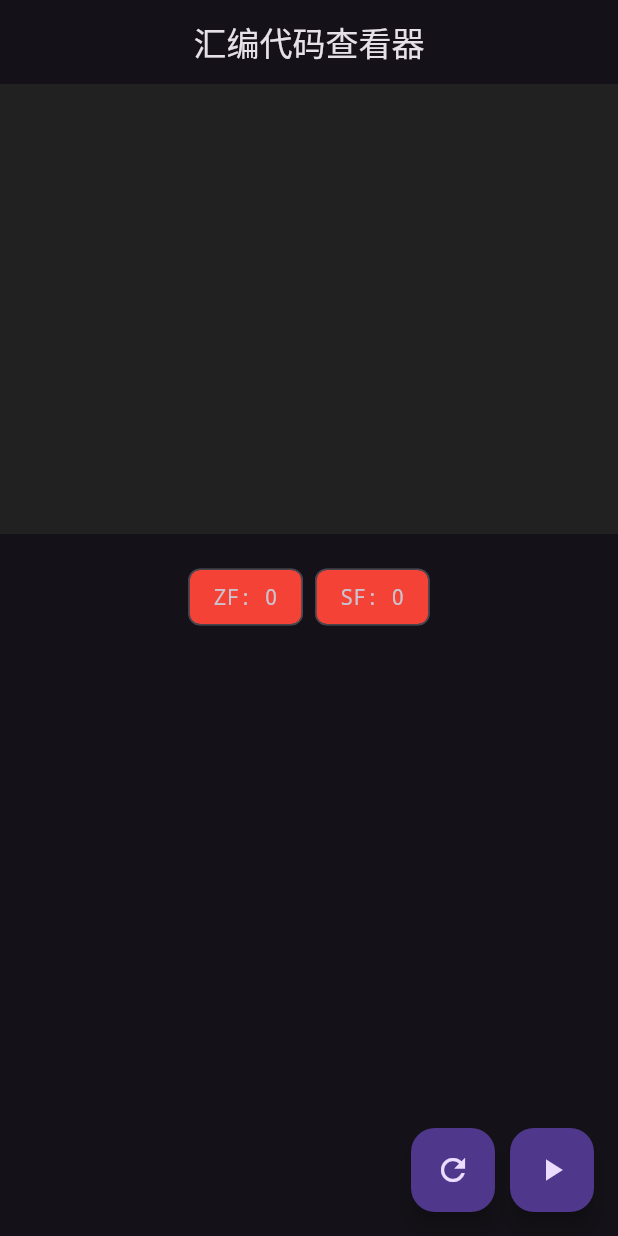
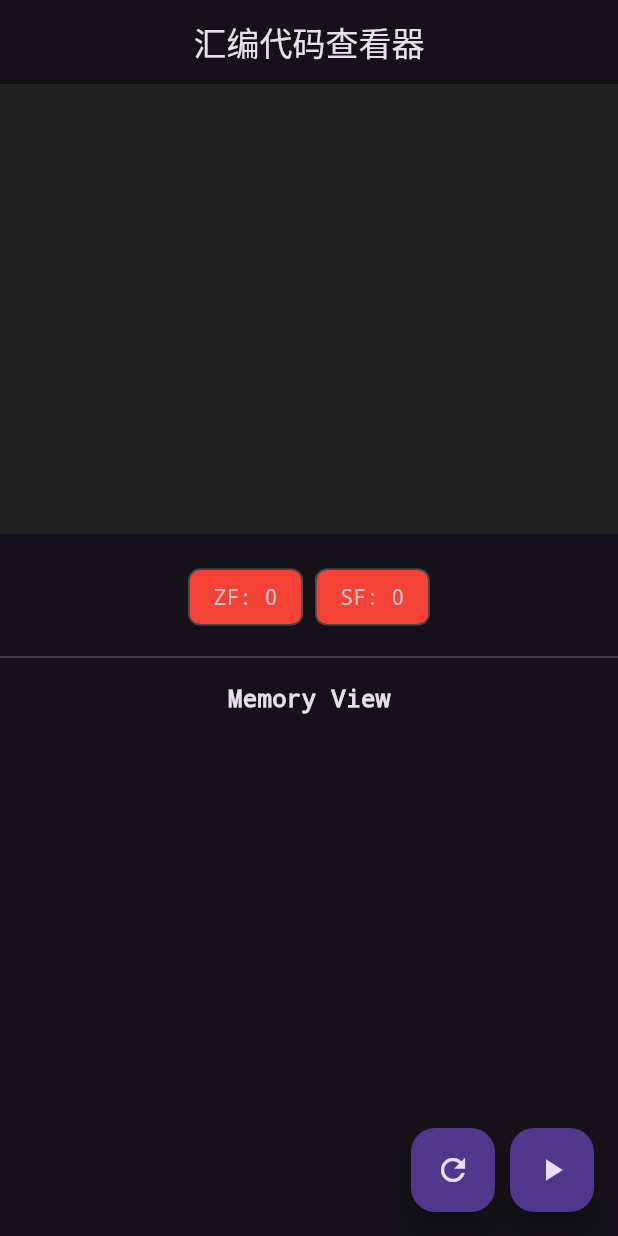
Before and after one commit to LittleTheFu/cpl_ui, a Flutter app: the screen it shows after launch, on a phone screen of 412 x 824 dp. Run offline on Flutter 3.47's test engine with Material 3 defaults, Android fonts, the phone set to English and light mode, and no system bars; missing offline and left inert: dart:ffi.

Commit message:
display memory

```diff
--- a/testflutter/lib/ffi_bridge.dart
+++ b/testflutter/lib/ffi_bridge.dart
@@ -60,6 +60,9 @@ extension IntArrayExtension on IntArray {
 // **修正：get_vm_all_registers 返回 IntArray 值**
 typedef GetVmAllRegistersC = IntArray Function();
 typedef GetVmAllRegistersDart = IntArray Function();
+
+typedef GetVmAllMemoryC = IntArray Function();
+typedef GetVmAllMemoryDart = IntArray Function();
 
 // **修正：free_int_array_data 接收 Pointer<Int32> (int*)**
 typedef FreeIntArrayDataC = Void Function(Pointer<Int32> data);
@@ -142,6 +145,9 @@ class NativeCompilerBridge {
         'get_vm_all_registers',
       );
 
+  static final _getVmAllMemory = _dylib
+      .lookupFunction<GetVmAllMemoryC, GetVmAllMemoryDart>('get_vm_all_memory');
+
   static final _getVmZeroFlag = _dylib
       .lookupFunction<GetVmZeroFlagC, GetVmZeroFlagDart>('get_vm_zero_flag');
 
@@ -204,6 +210,24 @@ class NativeCompilerBridge {
     }
   }
 
+  static List<int> getVmAllMemory() {
+    // C++ 返回的是 IntArray **值**，Dart FFI 也会将其映射为 IntArray 值。
+    final IntArray cMemory = _getVmAllMemory();
+
+    if (cMemory.data == nullptr) {
+      return [];
+    }
+
+    try {
+      // 调用 IntArray 扩展方法，将 C 数据复制到 Dart List<int>
+      final List<int> memory = cMemory.toDartInts();
+      return memory;
+    } finally {
+      // 确保释放由 C++ 分配的 IntArray.data 内存
+      _freeIntArrayData(cMemory.data);
+    }
+  }
+
   static bool getVmZeroFlag() {
     return _getVmZeroFlag();
   }
--- a/testflutter/lib/main.dart
+++ b/testflutter/lib/main.dart
@@ -35,6 +35,7 @@ class _AssemblyCodeViewState extends State<AssemblyCodeView> {
   List<int> _registers = []; // 用于存储寄存器值
   bool _zeroFlag = false;
   bool _signFlag = false;
+  List<int> _memory = []; // 用于存储内存内容
   final ScrollController _scrollController = ScrollController();
   static const double _itemHeight = 20.0; // 假设每个列表项的固定高度
 
@@ -81,12 +82,14 @@ class _AssemblyCodeViewState extends State<AssemblyCodeView> {
     final List<int> registers = NativeCompilerBridge.getVmAllRegisters();
     final bool zf = NativeCompilerBridge.getVmZeroFlag();
     final bool sf = NativeCompilerBridge.getVmSignFlag();
+    final List<int> memory = NativeCompilerBridge.getVmAllMemory();
     setState(() {
       _assemblyCodeLines = code;
       _currentPc = pc;
       _registers = registers;
       _zeroFlag = zf;
       _signFlag = sf;
+      _memory = memory;
     });
     _scrollToCurrentLine();
   }
@@ -190,6 +193,49 @@ class _AssemblyCodeViewState extends State<AssemblyCodeView> {
               ],
             ),
           ),
+          const Divider(),
+          // 内存显示区域
+          const Padding(
+            padding: EdgeInsets.symmetric(vertical: 8.0),
+            child: Text("Memory View", style: TextStyle(fontSize: 16, fontWeight: FontWeight.bold)),
+          ),
+          Expanded(
+            child: Padding(
+              padding: const EdgeInsets.symmetric(horizontal: 8.0),
+              child: GridView.builder(
+                gridDelegate: const SliverGridDelegateWithFixedCrossAxisCount(
+                  crossAxisCount: 5, // 1 address + 4 values
+                  childAspectRatio: 2.5,
+                  crossAxisSpacing: 4,
+                  mainAxisSpacing: 4,
+                ),
+                itemCount: (_memory.length / 4).ceil() * 5,
+                itemBuilder: (context, index) {
+                  final itemType = index % 5;
+                  final rowIndex = index ~/ 5;
+                  final memIndex = rowIndex * 4;
+
+                  if (itemType == 0) {
+                    // Address
+                    return Text(
+                      '0x${(memIndex).toRadixString(16).padLeft(8, '0')}:',
+                      style: TextStyle(color: Colors.grey[600]),
+                    );
+                  } else {
+                    final dataIndex = memIndex + (itemType - 1);
+                    if (dataIndex < _memory.length) {
+                      return Text(
+                        '0x${_memory[dataIndex].toRadixString(16).padLeft(8, '0')}',
+                        style: const TextStyle(color: Colors.cyanAccent),
+                      );
+                    } else {
+                      return const SizedBox.shrink(); // Empty space if no more data
+                    }
+                  }
+                },
+              ),
+            ),
+          ),
         ],
       ),
       floatingActionButton: Row(
@@ -212,11 +258,13 @@ class _AssemblyCodeViewState extends State<AssemblyCodeView> {
               final List<int> registers = NativeCompilerBridge.getVmAllRegisters();
               final bool zf = NativeCompilerBridge.getVmZeroFlag();
               final bool sf = NativeCompilerBridge.getVmSignFlag();
+              final List<int> memory = NativeCompilerBridge.getVmAllMemory();
               setState(() {
                 _currentPc = pc; // 更新 PC 并刷新 UI
                 _registers = registers;
                 _zeroFlag = zf;
                 _signFlag = sf;
+                _memory = memory;
               });
               _scrollToCurrentLine();
             },
```
